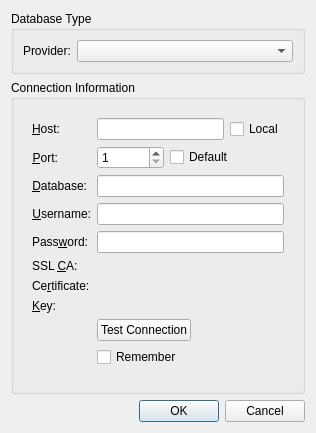
soroush/Qtz, file qtz/widgets/data/dialog-database-config.ui: the form before one commit.
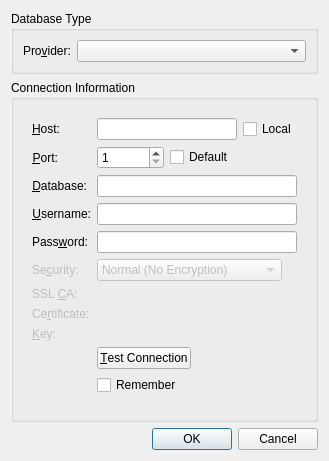
The form after the commit. Icons and pictures are not drawn. Custom widgets are drawn as their Qt base class.

Diff of the .ui file:
```diff
--- a/qtz/widgets/data/dialog-database-config.ui
+++ b/qtz/widgets/data/dialog-database-config.ui
@@ -9,12 +9,18 @@
    <rect>
     <x>0</x>
     <y>0</y>
-    <width>316</width>
-    <height>424</height>
+    <width>329</width>
+    <height>451</height>
    </rect>
   </property>
+  <property name="sizePolicy">
+   <sizepolicy hsizetype="Expanding" vsizetype="Minimum">
+    <horstretch>0</horstretch>
+    <verstretch>0</verstretch>
+   </sizepolicy>
+  </property>
   <property name="windowTitle">
-   <string>Configure Database Connection</string>
+   <string>[*] Configure Database Connection</string>
   </property>
   <property name="windowIcon">
    <iconset resource="../QtzWidgets.qrc">
@@ -30,7 +36,7 @@
       <item row="0" column="0">
        <widget class="QLabel" name="labelType">
         <property name="text">
-         <string>Provider:</string>
+         <string>Pro&amp;vider:</string>
         </property>
         <property name="buddy">
          <cstring>comboBoxDatabaseType</cstring>
@@ -182,7 +188,7 @@
             </property>
            </widget>
           </item>
-          <item row="8" column="1">
+          <item row="9" column="1">
            <widget class="QPushButton" name="pushButtonTest">
             <property name="sizePolicy">
              <sizepolicy hsizetype="Fixed" vsizetype="Fixed">
@@ -191,7 +197,7 @@
              </sizepolicy>
             </property>
             <property name="text">
-             <string>Test Connection</string>
+             <string>&amp;Test Connection</string>
             </property>
             <property name="iconSize">
              <size>
@@ -201,14 +207,14 @@
             </property>
            </widget>
           </item>
-          <item row="9" column="1">
+          <item row="10" column="1">
            <widget class="QCheckBox" name="checkBoxRemember">
             <property name="text">
              <string>Remember</string>
             </property>
            </widget>
           </item>
-          <item row="10" column="1">
+          <item row="11" column="1">
            <spacer name="verticalSpacer_2">
             <property name="orientation">
              <enum>Qt::Vertical</enum>
@@ -221,8 +227,11 @@
             </property>
            </spacer>
           </item>
-          <item row="5" column="1">
+          <item row="6" column="1">
            <widget class="ChooseFile" name="chooseFileSSLCA">
+            <property name="enabled">
+             <bool>false</bool>
+            </property>
             <property name="focusPolicy">
              <enum>Qt::StrongFocus</enum>
             </property>
@@ -231,8 +240,11 @@
             </property>
            </widget>
           </item>
-          <item row="5" column="0">
+          <item row="6" column="0">
            <widget class="QLabel" name="labelSSLCA">
+            <property name="enabled">
+             <bool>false</bool>
+            </property>
             <property name="text">
              <string>SSL &amp;CA:</string>
             </property>
@@ -241,8 +253,11 @@
             </property>
            </widget>
           </item>
-          <item row="6" column="0">
+          <item row="7" column="0">
            <widget class="QLabel" name="labelSSLCert">
+            <property name="enabled">
+             <bool>false</bool>
+            </property>
             <property name="text">
              <string>Ce&amp;rtificate:</string>
             </property>
@@ -251,8 +266,11 @@
             </property>
            </widget>
           </item>
-          <item row="7" column="0">
-           <widget class="QLabel" name="label_4">
+          <item row="8" column="0">
+           <widget class="QLabel" name="labelSSLKey">
+            <property name="enabled">
+             <bool>false</bool>
+            </property>
             <property name="text">
              <string>&amp;Key:</string>
             </property>
@@ -261,18 +279,24 @@
             </property>
            </widget>
           </item>
-          <item row="6" column="1">
-           <widget class="ChooseFile" name="chooseFileSSLCert">
-            <property name="focusPolicy">
-             <enum>Qt::StrongFocus</enum>
-            </property>
-            <property name="showLabel">
-             <bool>false</bool>
-            </property>
-           </widget>
-          </item>
           <item row="7" column="1">
+           <widget class="ChooseFile" name="chooseFileSSLCert">
+            <property name="enabled">
+             <bool>false</bool>
+            </property>
+            <property name="focusPolicy">
+             <enum>Qt::StrongFocus</enum>
+            </property>
+            <property name="showLabel">
+             <bool>false</bool>
+            </property>
+           </widget>
+          </item>
+          <item row="8" column="1">
            <widget class="ChooseFile" name="chooseFileSSLKey">
+            <property name="enabled">
+             <bool>false</bool>
+            </property>
             <property name="focusPolicy">
              <enum>Qt::StrongFocus</enum>
             </property>
@@ -281,6 +305,36 @@
             </property>
            </widget>
           </item>
+          <item row="5" column="0">
+           <widget class="QLabel" name="labelSecurity">
+            <property name="enabled">
+             <bool>false</bool>
+            </property>
+            <property name="text">
+             <string>Se&amp;curity:</string>
+            </property>
+            <property name="buddy">
+             <cstring>comboBoxConnectionSecurity</cstring>
+            </property>
+           </widget>
+          </item>
+          <item row="5" column="1">
+           <widget class="QComboBox" name="comboBoxConnectionSecurity">
+            <property name="enabled">
+             <bool>false</bool>
+            </property>
+            <item>
+             <property name="text">
+              <string>Normal (No Encryption)</string>
+             </property>
+            </item>
+            <item>
+             <property name="text">
+              <string>SSL (Encrypted Connection)</string>
+             </property>
+            </item>
+           </widget>
+          </item>
          </layout>
         </widget>
         <widget class="QWidget" name="pageSQLite">
```
Left out of the diff: 9 changed lines with no effect on the pictures.
